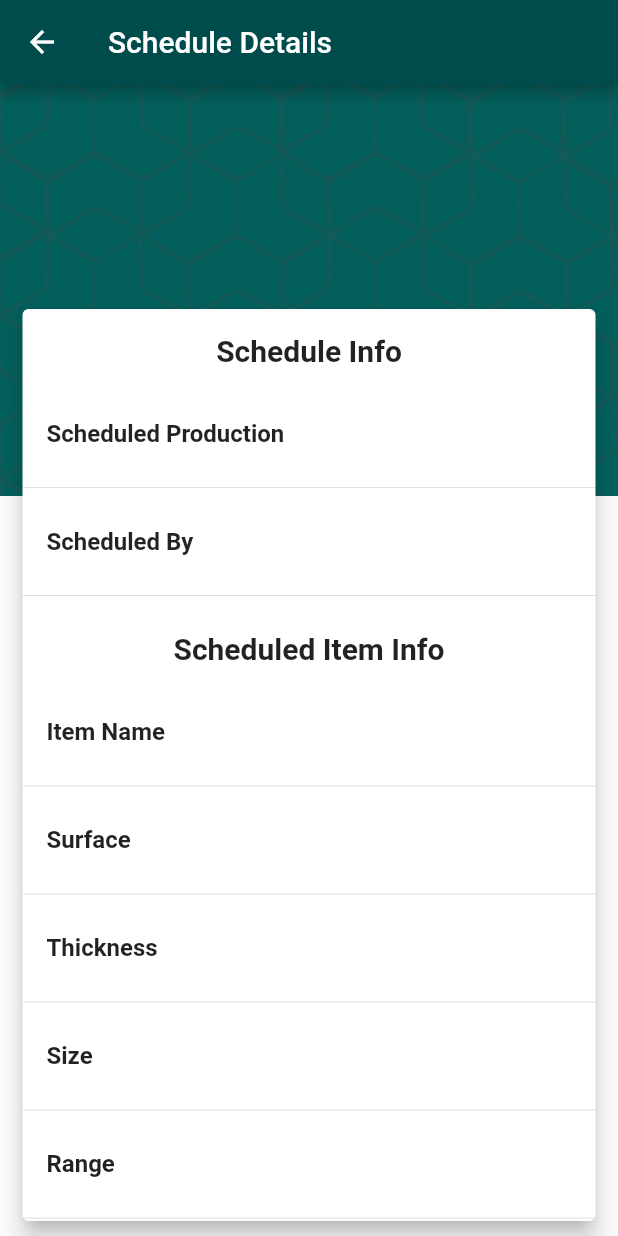
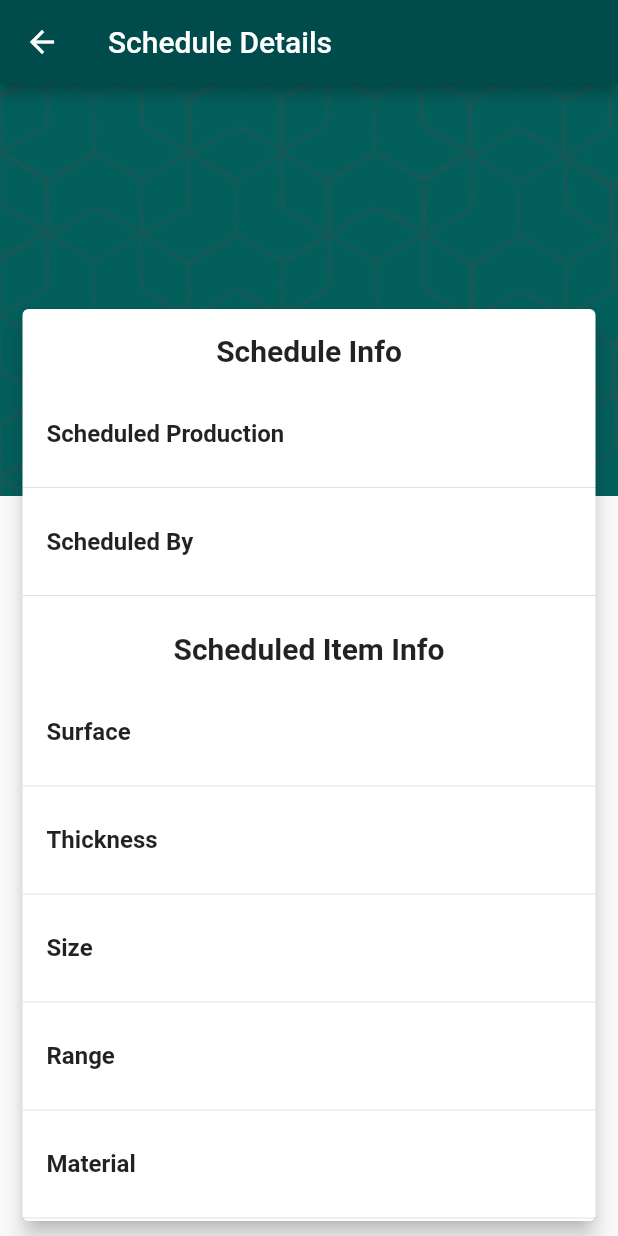
Before and after one commit to usmanali353/arabian_ceramics, a Flutter app: the ScheduleDetails screen opened directly with empty values, on a phone screen of 412 x 824 dp. Run offline on Flutter 3.47's test engine with Material 2 defaults, Android fonts, the phone set to English and light mode, and no system bars; our stand-ins replace cloud_firestore, data_connection_checker, firebase_auth, firebase_storage, flushbar, flutter_form_builder and 5 more; missing offline and left inert: barcode_scan, multiselect_formfield, need_resume; accounts and stored records are empty.

Commit message:
removed product name

```diff
--- a/lib/Model/Schedule.dart
+++ b/lib/Model/Schedule.dart
@@ -1,7 +1,7 @@
 import 'package:flutter/material.dart';
 
 class Schedule{
-  String scheduledById,scheduledOn,scheduledByName,requesterId,requestedDate,name,surface,thickness,size,range,material,colour,technology,structure,edge,classification;
+  String scheduledById,scheduledOn,scheduledByName,requesterId,requestedDate,surface,thickness,size,range,material,colour,technology,structure,edge,classification;
 
   Schedule({
       this.scheduledById,
@@ -9,7 +9,6 @@ class Schedule{
       this.scheduledByName,
       this.requesterId,
       this.requestedDate,
-      this.name,
       this.surface,
       this.thickness,
       this.size,
@@ -29,7 +28,6 @@ class Schedule{
     map['scheduledByName']=scheduledByName;
     map['requesterId']=requesterId;
     //Scheduled Product Info
-    map["name"] = name;
     map["surface"] = surface;
     map["thickness"] = thickness;
     map["size"] = size;
@@ -50,7 +48,6 @@ class Schedule{
     requesterId=data['requesterId'];
     requestedDate=data['requestedDate'];
     //Scheduled Product Info
-    name=data['name'];
     surface=data['surface'];
     thickness=data['thickness'];
     size=data['size'];
--- a/lib/Production_Schedule/SchedulesList.dart
+++ b/lib/Production_Schedule/SchedulesList.dart
@@ -76,8 +76,8 @@ class _SchedulesListState extends State<SchedulesList> {
                 return Column(
                   children: <Widget>[
                     ListTile(
-                      title: Text(schedules[index].name),
-                      subtitle: Text('Planned Production Date: '+schedules[index].scheduledOn),
+                      title: Text("Requested Date: "+schedules[index].requestedDate),
+                      subtitle: Text('Production Date: '+schedules[index].scheduledOn),
                       leading:  Material(
                           borderRadius: BorderRadius.circular(24),
                           color: Colors.teal.shade100,
--- a/lib/Production_Schedule/scheduleDetails.dart
+++ b/lib/Production_Schedule/scheduleDetails.dart
@@ -78,13 +78,6 @@ class _ScheduleDetailsState extends State<ScheduleDetails> {
                             ),
                             ),
                           ),
-                          ListTile(
-                            title: Text("Item Name", style: TextStyle(
-                              fontWeight: FontWeight.bold,
-                            ),),
-                            trailing: Text(scheduleData.name),
-                          ),
-                          Divider(),
                           ListTile(
                             title: Text("Surface", style: TextStyle(
                               fontWeight: FontWeight.bold,
--- a/lib/request_Model_form/Specifications.dart
+++ b/lib/request_Model_form/Specifications.dart
@@ -51,7 +51,7 @@ class _SpecificationsState extends ResumableState<Specifications> {
                 //ProductName Dropdown
                 //Product Classification Dropdown
                 Padding(
-                  padding: const EdgeInsets.only(left: 16,right:16,bottom: 16),
+                  padding: const EdgeInsets.only(top:16,left: 16,right:16,bottom: 16),
                   child: Card(
                     elevation: 10,
                     shape: RoundedRectangleBorder(
--- a/lib/request_Model_form/Suitability.dart
+++ b/lib/request_Model_form/Suitability.dart
@@ -157,7 +157,7 @@ class _Suitability_State extends ResumableState<Suitability> {
                           child: _image == null ? Text('No image selected.') : Image.file(_image),
                         ),
                         MaterialButton(
-                          color: Colors.teal,
+                          color: Color(0xFF004c4c),
                           onPressed: (){
                             Utils.getImage().then((image_file){
                               if(image_file!=null){
--- a/pubspec.yaml
+++ b/pubspec.yaml
@@ -38,6 +38,7 @@ dependencies:
   multiselect_formfield: ^0.1.3
   need_resume: ^1.0.4
   intl:
+  esc_pos_printer: ^2.1.2
   font_awesome_flutter: ^8.8.1
 
 
```
Also changed, not shown: lib/request_Model_form/Assumptions.dart (+21 -9 lines), pubspec.lock.
